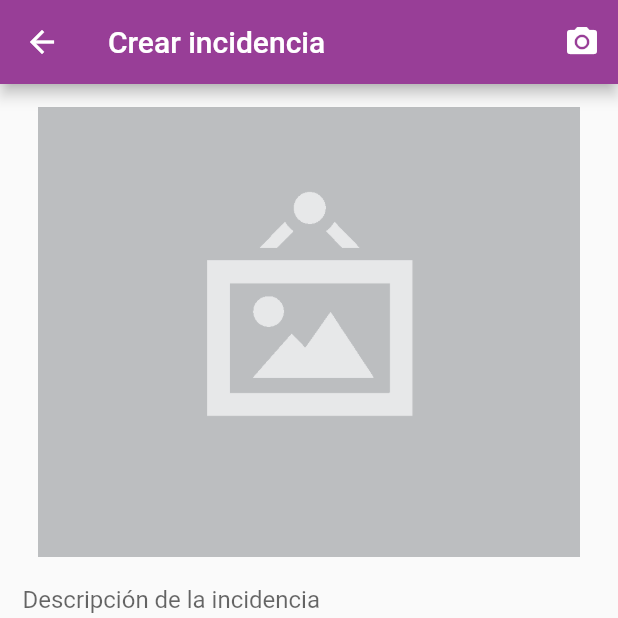
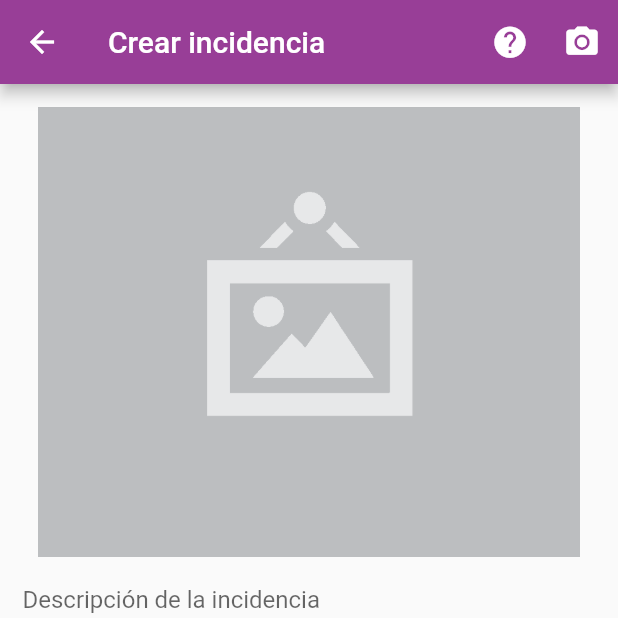
Before and after one commit to AyuntamientoPuertoReal/app-participacion, a Flutter app: the AbrirTicketPage screen opened by its route, on a phone screen of 412 x 824 dp, the top half of it. Run offline on Flutter 3.47's test engine with Material 2 defaults, Android fonts, the phone set to English and light mode, and no system bars; our stand-ins replace flutter_html, flutter_map, geolocator, image_picker, latlong, rxdart and 1 more; missing offline and left inert: encrypt, flutter_udid, mime_type; accounts and stored records are empty; statements that could not run were skipped.

Commit message:
creacion del snackBar guia de uso de ticketPage

```diff
--- a/lib/src/pages/abrir_ticket_page.dart
+++ b/lib/src/pages/abrir_ticket_page.dart
@@ -32,6 +32,10 @@ class _AbrirTicketPageState extends State<AbrirTicketPage> {
   @override
   Widget build(BuildContext context) {
 
+    String mensaje="Para poder crear una incidencia siga los siguientes pasos:\n"+
+     "\n1- Use el icono de la cámara para poder capturar una foto que verán nuestros técnicos\n"+
+     "\n2- Ponga una descripción para que nuestros técnicos tengan una breve explicación sobre la incidencia\n"+
+     "\n3- Pulse el botón Guardar y todo el proceso habrá terminado";
     ticketBloc = Provider.ticketbloc(context);
 
     final TicketModel prodData = ModalRoute.of(context).settings.arguments;
@@ -44,12 +48,23 @@ class _AbrirTicketPageState extends State<AbrirTicketPage> {
       appBar: AppBar(
         title: Text('Crear incidencia'),
         actions: <Widget>[
-          // IconButton(
-          //   icon: Icon(Icons.photo_size_select_actual),
-          //   onPressed: _seleccionarFoto,
-          // ),
           IconButton(
-            icon: Icon(Icons.camera_alt),
+            icon: Icon(Icons.help, size: 25),
+            onPressed: (){
+
+              final snackbar = SnackBar(
+              content: Text( mensaje ),
+              duration: Duration( milliseconds: 15000),
+              );
+
+              scaffoldKey.currentState.showSnackBar(snackbar);
+
+
+            },
+          ),
+
+          IconButton(
+            icon: Icon(Icons.camera_alt, size: 25),
             onPressed: _tomarFoto,
           ),
         ],
--- a/lib/src/pages/mapa_page.dart
+++ b/lib/src/pages/mapa_page.dart
@@ -1,8 +1,6 @@
 import 'package:appparticipacion/src/bloc/provider.dart';
 import 'package:appparticipacion/src/bloc/puntos_interes_bloc.dart';
 import 'package:appparticipacion/src/provider/punto_interes_provider.dart';
-import 'package:appparticipacion/src/widgets/menu_lateral.dart';
-import 'package:appparticipacion/src/widgets/widget_filtroMapa.dart';
 import 'package:flutter/material.dart';
 import 'package:flutter_map/flutter_map.dart';
 import 'package:appparticipacion/src/utils/utils.dart' as utils;
@@ -59,8 +57,6 @@ class _MapaPageState extends State<MapaPage> {
 
   Widget _crearFlutterMap(PuntoInteresBloc puntosInteresBloc, Future<List<PuntoInteresModel>> _listaPuntos) {
     List<Marker> lista =[];
-    List<PuntoInteresModel> listaPImodel = [];
-    PuntoInteresModel modelo_PI = new PuntoInteresModel();
     return FutureBuilder(
       future: _listaPuntos,
       builder: (BuildContext context, AsyncSnapshot<List<PuntoInteresModel>> snapshot){
--- a/lib/src/widgets/widget_filtroMapa.dart
+++ b/lib/src/widgets/widget_filtroMapa.dart
@@ -27,8 +27,6 @@ class _MenuLateralFiltroMapaState extends State<MenuLateralFiltroMapa> {
   }
 
  Widget _llamarMarcadores(BuildContext context, PuntoInteresBloc puntosInteresBloc) {
-    List<Widget> lista = [];
-    List<PuntoInteresModel>listaModel= [];
 
    return StreamBuilder(
       stream: puntosInteresBloc.puntoInteresStream ,
```
